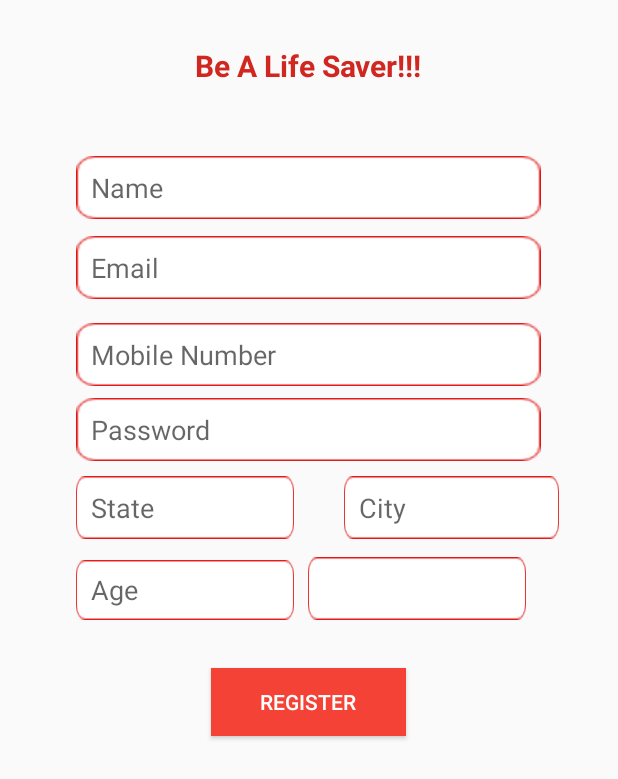
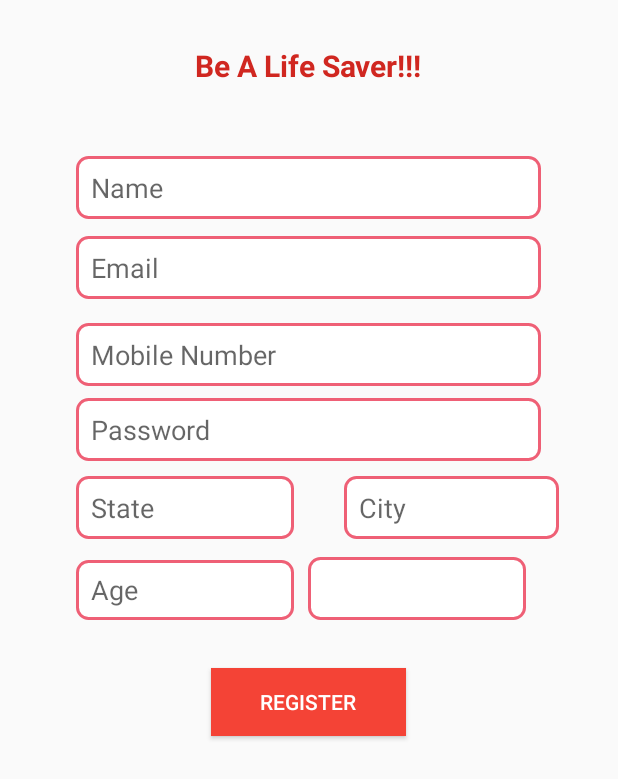
Before and after one commit to kashishy/BloodSearch, an Android app: the registeractivity screen opened directly, with no data from a screen before it, on a phone screen of 412 x 824 dp. Shown: the top 779 px of the screen. Run offline under Robolectric (Android 15) with nearby library versions, the light colour scheme and no system bars; our stand-ins replace Firebase (no records; nobody signed in at launch, a user with empty details on screens opened directly); Roboto replaces fonts that are not available here; 5 statements that could not run were skipped.

Commit message:
25 december

```diff
--- a/app/src/main/AndroidManifest.xml
+++ b/app/src/main/AndroidManifest.xml
@@ -20,8 +20,8 @@
     <application
         android:name=".offlineData"
         android:allowBackup="true"
-        android:icon="@mipmap/ic_launcher"
-        android:label="@string/app_name"
+        android:icon="@drawable/app_icon"
+        android:label="Blood Search"
         android:roundIcon="@mipmap/ic_launcher_round"
         android:supportsRtl="true"
         android:theme="@style/AppTheme">
--- /dev/null
+++ b/app/src/main/res/drawable/account.xml
@@ -0,0 +1,5 @@
+<vector android:height="12dp" android:tint="#170908"
+    android:viewportHeight="24.0" android:viewportWidth="24.0"
+    android:width="12dp" xmlns:android="http://schemas.android.com/apk/res/android">
+    <path android:fillColor="#FF000000" android:pathData="M12,12c2.21,0 4,-1.79 4,-4s-1.79,-4 -4,-4 -4,1.79 -4,4 1.79,4 4,4zM12,14c-2.67,0 -8,1.34 -8,4v2h16v-2c0,-2.66 -5.33,-4 -8,-4z"/>
+</vector>
--- /dev/null
+++ b/app/src/main/res/drawable/border.xml
@@ -0,0 +1,25 @@
+<?xml version="1.0" encoding="utf-8"?>
+<selector xmlns:android="http://schemas.android.com/apk/res/android">
+
+    <item>
+        <shape
+            android:shape="rectangle">
+            <solid
+                android:color="#ffffff">
+            </solid>
+            <stroke
+                android:width="2dp"
+                android:color="#e3ed4d66">
+            </stroke>
+            <corners
+                android:bottomLeftRadius="7dp"
+                android:topLeftRadius="7dp"
+                android:bottomRightRadius="7dp"
+                android:topRightRadius="7dp"
+                android:radius="10dp">
+            </corners>
+
+        </shape>
+    </item>
+
+</selector>
--- /dev/null
+++ b/app/src/main/res/drawable/round_corner_button.xml
@@ -0,0 +1,35 @@
+<?xml version="1.0" encoding="utf-8"?>
+<selector xmlns:android="http://schemas.android.com/apk/res/android">
+    <item>
+        <shape
+            android:shape="rectangle">
+            <corners
+                android:bottomLeftRadius="7dp"
+                android:topLeftRadius="7dp"
+                android:bottomRightRadius="7dp"
+                android:topRightRadius="7dp"
+                android:radius="10dp">
+            </corners>
+            <solid
+                android:color="#fded3551">
+            </solid>
+        </shape>
+    </item>
+
+    <item
+        android:state_pressed="true">
+        <shape
+            android:shape="rectangle">
+            <corners
+                android:bottomLeftRadius="10dp"
+                android:topLeftRadius="10dp"
+                android:bottomRightRadius="10dp"
+                android:topRightRadius="10dp"
+                android:radius="10dp">
+            </corners>
+            <solid
+                android:color="#de193d">
+            </solid>
+        </shape>
+    </item>
+</selector>
--- a/app/src/main/res/layout-v26/activity_registeractivity.xml
+++ b/app/src/main/res/layout-v26/activity_registeractivity.xml
@@ -27,7 +27,7 @@
             android:layout_alignParentTop="true"
             android:layout_centerHorizontal="true"
             android:layout_marginTop="104dp"
-            android:background="@drawable/logintext"
+            android:background="@drawable/border"
             android:ems="10"
             android:paddingStart="10dp"
             android:hint="@string/name"
@@ -40,7 +40,7 @@
             android:layout_alignParentTop="true"
             android:layout_centerHorizontal="true"
             android:layout_marginTop="157dp"
-            android:background="@drawable/logintext"
+            android:background="@drawable/border"
             android:ems="10"
             android:paddingStart="10dp"
             android:inputType="textPersonName"
@@ -54,7 +54,7 @@
             android:layout_alignParentTop="true"
             android:layout_alignStart="@+id/editText"
             android:layout_marginTop="215dp"
-            android:background="@drawable/logintext"
+            android:background="@drawable/border"
             android:ems="10"
             android:paddingStart="10dp"
             android:hint="@string/mobile_number"
@@ -75,7 +75,7 @@
             android:layout_height="42dp"
             android:layout_alignParentTop="true"
             android:layout_centerHorizontal="true"
-            android:background="@drawable/logintext"
+            android:background="@drawable/border"
             android:ems="10"
             android:hint="@string/password"
             android:inputType="textPassword"
@@ -88,7 +88,7 @@
             android:layout_alignParentTop="true"
             android:layout_alignStart="@+id/editText5"
             android:layout_marginTop="52dp"
-            android:background="@drawable/logintext"
+            android:background="@drawable/border"
             android:ems="10"
             android:hint="@string/state"
             android:inputType="textPersonName"
@@ -100,7 +100,7 @@
             android:layout_alignParentEnd="true"
             android:layout_alignTop="@+id/editText7"
             android:layout_marginEnd="39dp"
-            android:background="@drawable/logintext"
+            android:background="@drawable/border"
             android:ems="10"
             android:hint="@string/city"
             android:inputType="textPersonName"
@@ -113,7 +113,7 @@
             android:layout_alignParentBottom="true"
             android:layout_alignStart="@+id/editText5"
             android:layout_marginBottom="32dp"
-            android:background="@drawable/logintext"
+            android:background="@drawable/border"
             android:ems="10"
             android:hint="@string/age"
             android:inputType="number"
@@ -121,7 +121,7 @@
         <Spinner
             android:id="@+id/spinner1"
             android:layout_width="145dp"
-            android:background="@drawable/logintext"
+            android:background="@drawable/border"
             android:layout_height="42dp"
             android:layout_alignBottom="@+id/editText6"
             android:layout_alignParentStart="true"
--- a/app/src/main/res/layout/activity_registeractivity.xml
+++ b/app/src/main/res/layout/activity_registeractivity.xml
@@ -32,7 +32,7 @@
             android:layout_alignParentTop="true"
             android:layout_centerHorizontal="true"
             android:layout_marginTop="107dp"
-            android:background="@drawable/logintext"
+            android:background="@drawable/border"
             android:ems="10"
             android:hint="@string/name"
             android:inputType="textPersonName"
@@ -45,7 +45,7 @@
             android:layout_alignParentTop="true"
             android:layout_centerHorizontal="true"
             android:layout_marginTop="214dp"
-            android:background="@drawable/logintext"
+            android:background="@drawable/border"
             android:ems="10"
             android:hint="@string/mobile_number"
             android:inputType="phone"
@@ -58,7 +58,7 @@
             android:layout_alignParentBottom="true"
             android:layout_centerHorizontal="true"
             android:layout_marginBottom="61dp"
-            android:background="@drawable/logintext"
+            android:background="@drawable/border"
             android:ems="10"
             android:hint="Email"
             android:paddingStart="10dp"
@@ -79,7 +79,7 @@
             android:layout_height="42dp"
             android:layout_alignParentTop="true"
             android:layout_centerHorizontal="true"
-            android:background="@drawable/logintext"
+            android:background="@drawable/border"
             android:ems="10"
             android:hint="@string/password"
             android:inputType="textPassword"
@@ -92,7 +92,7 @@
             android:layout_alignEnd="@+id/password_edittext_id"
             android:layout_alignParentTop="true"
             android:layout_marginTop="55dp"
-            android:background="@drawable/logintext"
+            android:background="@drawable/border"
             android:ems="10"
             android:hint="@string/state"
             android:inputType="textPersonName"
@@ -104,7 +104,7 @@
             android:layout_height="42dp"
             android:layout_alignEnd="@+id/age_edittext_id"
             android:layout_alignTop="@+id/state_edittext_id"
-            android:background="@drawable/logintext"
+            android:background="@drawable/border"
             android:ems="10"
             android:hint="@string/city"
             android:inputType="textPersonName"
@@ -117,7 +117,7 @@
             android:layout_alignParentBottom="true"
             android:layout_alignStart="@+id/password_edittext_id"
             android:layout_marginBottom="27dp"
-            android:background="@drawable/logintext"
+            android:background="@drawable/border"
             android:ems="10"
             android:hint="@string/age"
             android:inputType="number"
@@ -130,7 +130,7 @@
             android:layout_alignEnd="@+id/password_edittext_id"
             android:layout_alignTop="@+id/age_edittext_id"
             android:autofillHints="Group"
-            android:background="@drawable/logintext"
+            android:background="@drawable/border"
             tools:targetApi="o" />
         <ProgressBar
             android:id="@+id/progress_bar"
```
Also changed, not shown: app/src/main/java/com/example/ashish/bloodsearch/loginacivity.java (+2 -13 lines), app/src/main/java/com/example/ashish/bloodsearch/start.java (+20 -2 lines), app/src/main/res/drawable/email_icon.xml (added, +10 -0 lines), app/src/main/res/drawable/lock_icon.xml (added, +10 -0 lines), app/src/main/res/drawable/logout.xml (added, +9 -0 lines), app/src/main/res/drawable/profile_border.xml (added, +23 -0 lines), app/src/main/res/layout/activity_loginacivity.xml (+4 -4 lines), app/src/main/res/drawable-ldpi/donate.png (deleted), app/src/main/res/drawable-ldpi/loginimage.png (deleted), app/src/main/res/drawable-ldpi/logintext.png (deleted), app/src/main/res/drawable-ldpi/loginutton.png (deleted), app/src/main/res/drawable/account.png (deleted), app/src/main/res/drawable/bloodbankimage.png (deleted), app/src/main/res/drawable/logout.png (deleted).
